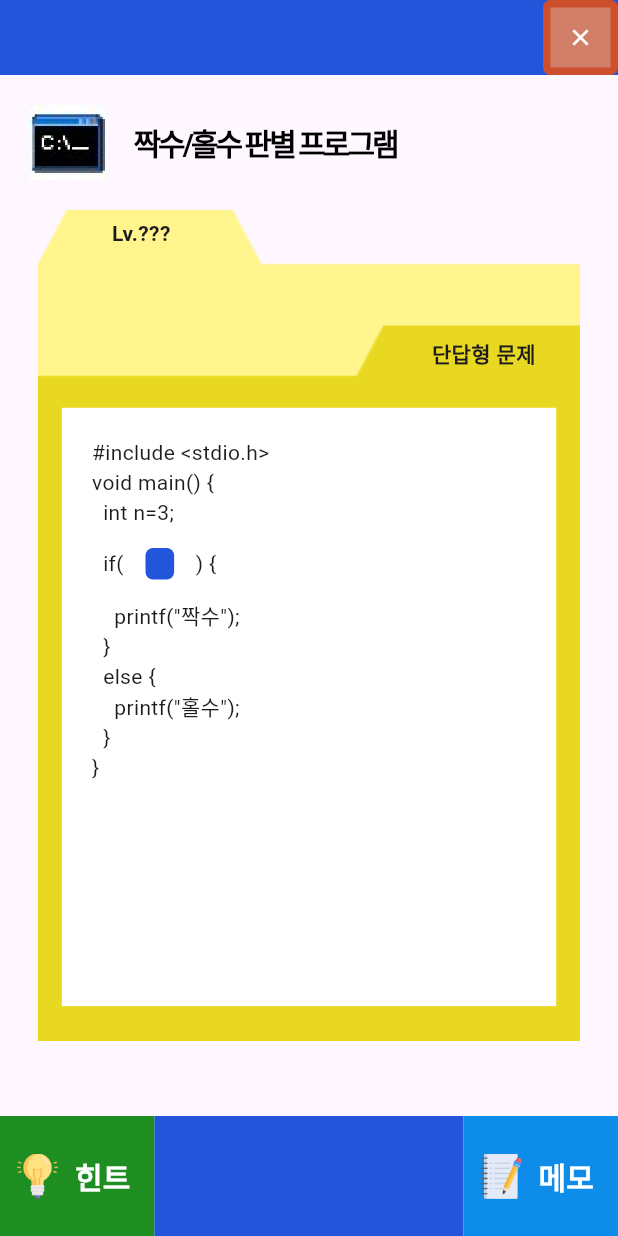
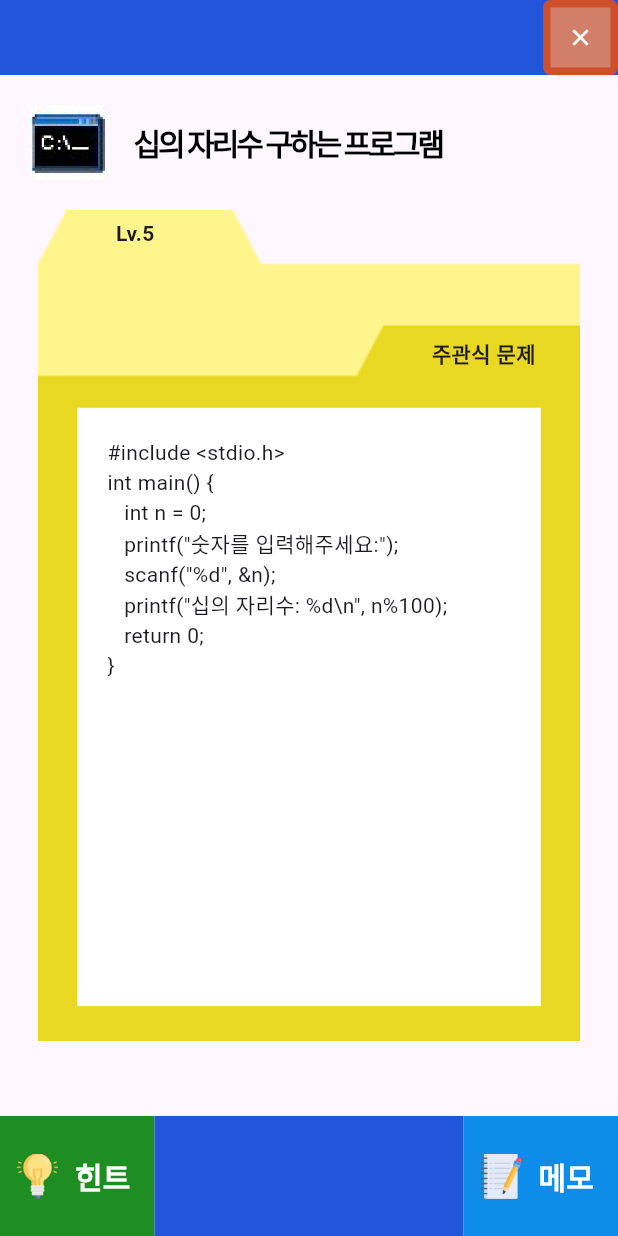
Before and after one commit to CarniRabbit/coding_cow_app, a Flutter app: the screen it shows after launch, after a tap on "오늘의 코딩", on a phone screen of 412 x 824 dp. Run offline on Flutter 3.47's test engine with Material 3 defaults, Android fonts, the light colour scheme and no system bars; Roboto replaces fonts that are missing (NanumCoding).

Commit message:
problem appears randomly

```diff
--- a/lib/data.dart
+++ b/lib/data.dart
@@ -17,37 +17,69 @@
 
 import 'package:flutter/material.dart';
 
-// 문제ID, 레벨, 언어(1: C언어, 2: 파이썬), 프로그램 제목, 문제 유형, 정답, 힌트, 출처
+// 문제ID, 레벨, 언어(1: 파이썬, 2: C언어), 프로그램 제목, 문제 유형, 정답, 힌트, 출처
 var problems = [
   [
-    'S0001',
+    'ex0001-1',
     4,
-    1,
+    2,
     '짝수/홀수 판별 프로그램',
-    'Short answer',
+    '''#include <stdio.h>
+int main() {
+   int n = 3;
+   if (n%2==0) {
+      printf("짝수입니다.");
+   }
+   else {
+      printf("홀수입니다.");
+   }
+   return 0;
+}''',
+    '주관식 문제',
     'n%2==0',
     '''* 짝수와 홀수의 정의에 대해서 생각해봅시다.
+
 어떤 수를 짝수라고 하고, 어떤 수를 홀수라고 할까요?
 짝수는 2의 배수이기도 합니다. 어떻게 하면 if문에서 2의 배수를 찾아낼 수 있을까요?
 어떤 산술 연산자를 사용할지 고민해봅시다.''',
     '프로그래머스(programmers)'
   ],
   [
-    'S0002',
+    'ex0002-1',
     5,
-    1,
+    2,
     '십의 자리수 구하는 프로그램',
-    'Short answer',
-    'n%100==0',
+    '''#include <stdio.h>
+int main() {
+   int n = 0;
+   printf("숫자를 입력해주세요:");
+   scanf("%d", &n);
+   printf("십의 자리수: %d\\n", n%100);
+   return 0;
+}''',
+    '주관식 문제',
+    'n%100',
     '''adsfasdfasdf''',
     '프로그래머스(programmers)'
   ],
   [
-    'S0003',
+    'ex0003-1',
     7,
-    1,
+    2,
     '삼각형 출력 프로그램(1)',
-    'Short answer',
+    '''#include <stdio.h>
+int main() {
+   int n = 4;
+
+   for (int i = 1; i<=n; i++) {
+      for (int j = 1; j<=i; j++) {
+         printf("*");
+      }
+      printf("\\n");
+   }
+   return 0;
+}''',
+    '주관식 문제',
     'i<=j',
     '''adfasdfdfsddd''',
     '프로그래머스(programmers)'
@@ -55,3 +87,4 @@ var problems = [
 ];
 
 var hint = false; // hint 열람 여부
+var problem_no = 0;
--- a/lib/problem.dart
+++ b/lib/problem.dart
@@ -4,6 +4,8 @@
  */
 
 
+import 'dart:math';
+import 'package:coding_cow_app/data.dart';
 import 'package:flutter/material.dart';
 import 'package:coding_cow_app/widgets/topbar.dart';
 import 'package:coding_cow_app/widgets/problem_title.dart';
@@ -11,15 +13,15 @@ import 'package:coding_cow_app/widgets/problem_body.dart';
 import 'package:coding_cow_app/widgets/problem_bottom_menu.dart';
 import 'package:flutter/services.dart';
 
-void main() {
-  runApp(Problem_Page());
-}
-
 class Problem_Page extends StatelessWidget {
   @override
   Widget build(BuildContext context) {
     // hide navigation bar
-    // SystemChrome.setEnabledSystemUIMode(SystemUiMode.manual, overlays: [SystemUiOverlay.top]);
+    SystemChrome.setEnabledSystemUIMode(SystemUiMode.manual, overlays: [SystemUiOverlay.top]);
+
+    hint = false;
+    problem_no = Random().nextInt(problems.length);
+    print(problem_no);
 
     return MaterialApp( // root widget
       theme: ThemeData( // font setting (나눔고딕코딩)
--- a/lib/widgets/problem_body.dart
+++ b/lib/widgets/problem_body.dart
@@ -3,6 +3,7 @@
  * 딩카 문제 화면 - 중앙
  */
 
+import 'package:coding_cow_app/data.dart';
 import 'package:flutter/material.dart';
 import 'package:coding_cow_app/widgets/problem_code_part.dart';
 
@@ -20,7 +21,7 @@ class Problem_Body extends StatelessWidget {
               alignment: FractionalOffset(0.2, 0.01),
               child: FractionallySizedBox( // level
                 child: Text(
-                  "Lv.???",
+                  "Lv."+problems[problem_no][1].toString(),
                   style: TextStyle(
                     fontWeight: FontWeight.bold,
                   ),
@@ -31,7 +32,7 @@ class Problem_Body extends StatelessWidget {
               alignment: FractionalOffset(0.84, 0.16),
               child: FractionallySizedBox(
                 child: Text(
-                  "단답형 문제",
+                  problems[problem_no][5].toString(),
                   style: TextStyle(
                     fontWeight: FontWeight.bold,
                   ),
--- a/lib/widgets/problem_code_part.dart
+++ b/lib/widgets/problem_code_part.dart
@@ -4,73 +4,23 @@
  */
 
 
-import 'package:coding_cow_app/widgets/problem_answer_input_popup.dart';
+import 'package:coding_cow_app/data.dart';
 import 'package:flutter/material.dart';
-import 'package:flutter/services.dart';
+// import 'package:flutter_html/flutter_html.dart';
 
 class Problem_Code_Part extends StatelessWidget {
   @override
   Widget build(BuildContext context) {
-    // hide navigation bar
-    SystemChrome.setEnabledSystemUIMode(
-      SystemUiMode.manual, overlays: [SystemUiOverlay.top]);
 
     return Container( // code part
       alignment: FractionalOffset(0.5, 0.85),
       child: FractionallySizedBox(
-        widthFactor: 0.8,
+        widthFactor: 0.75,
         heightFactor: 0.72,
         child: Container(
           padding: EdgeInsets.all(20),
-          child: Text.rich(
-            TextSpan( // inline으로 text를 배치할 수 있게 해주고, textspan마다 다른 설정 가능
-              children: <InlineSpan> [
-                TextSpan(
-                  text: '''#include <stdio.h>
-void main() {
-  int n=3;
-  if(''',
-                ),
-                WidgetSpan( // inline으로 widget을 배치할 수 있게 해줌
-                  alignment: PlaceholderAlignment.middle,
-                  child: TextButton(
-                    onPressed: () {
-                      answer_input_dialog(context);
-                    },
-                    style: TextButton.styleFrom(
-                      shape: RoundedRectangleBorder(
-                        borderRadius: BorderRadius.all(
-                          Radius.circular(5),
-                        ),
-                      ),
-                      minimumSize: Size.zero,
-                      padding: EdgeInsets.zero,
-                      backgroundColor: Color(0xff2355DA),
-                    ),
-                    child: Text(
-                      '           ',
-                      style: TextStyle(
-                        fontSize: 15,
-                        fontWeight: FontWeight.bold,
-                        color: Colors.white,
-                        letterSpacing: -2,
-                      ),
-                    ),
-                  ),
-                ),
-                TextSpan(
-                  text: ''') {
-    printf("짝수");
-  }
-  else {
-    printf("홀수");
-  }
-}
-                ''',
-                ),
-              ],
-            ),
-          ),
+          // problems[0][4]는 object형이므로 toString() 으로 String형으로 바꿔야함
+          child: Text(problems[problem_no][4].toString()),
           decoration: BoxDecoration(
             color: Colors.white,
           ),
--- a/lib/widgets/problem_title.dart
+++ b/lib/widgets/problem_title.dart
@@ -3,6 +3,7 @@
  * 딩카 문제 화면 - 프로그램 제목
  */
 
+import 'package:coding_cow_app/data.dart';
 import 'package:flutter/material.dart';
 
 class Problem_Title extends StatelessWidget {
@@ -20,7 +21,7 @@ class Problem_Title extends StatelessWidget {
         ),
         Container ( // text
           child: Text(
-            '짝수/홀수 판별 프로그램',
+            problems[problem_no][3].toString(),
             style: TextStyle(
               letterSpacing: -2,
               color: Colors.black,
--- a/lib/widgets/topbar.dart
+++ b/lib/widgets/topbar.dart
@@ -22,6 +22,7 @@ class TopBar extends StatelessWidget {
             child: TextButton(
               onPressed: () {
                 quit_dialog(context); // x버튼 눌렀을 때 종료
+                // Navigator.pop(context);
               },
               style: TextButton.styleFrom(
                 backgroundColor: Color(0xffCD4F2C),
```
Also changed, not shown: lib/widgets/problem_answer_input_popup.dart (+3 -5 lines), lib/widgets/problem_hint_popup.dart (+2 -56 lines), diagram/슬라이드1.JPG (added), diagram/슬라이드2.JPG (added), diagram/슬라이드3.JPG (added), 1 other file.
